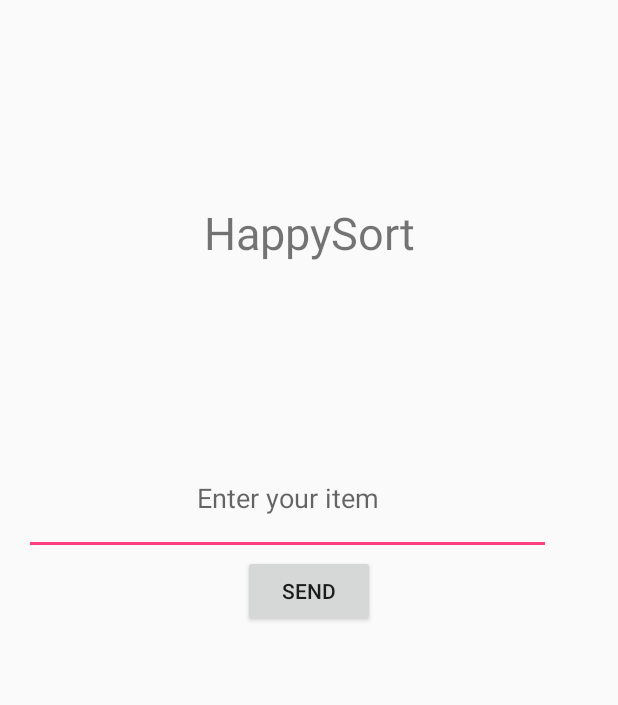
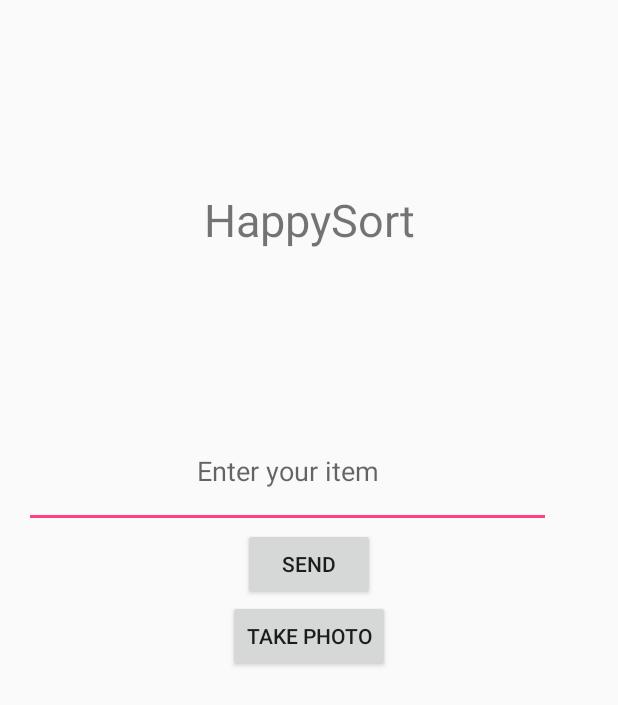
Before and after one commit to julytn/HappySort, an Android app: the screen it shows after launch (MainActivity), on a phone screen of 412 x 824 dp. Shown: the top 705 px of the screen. Run offline under Robolectric (Android 15) with nearby library versions, the phone set to English and light mode, and no system bars; libraries missing offline, so code that uses them is left out: com.firebase.client.

Commit message:
Added photo taking capabilities

```diff
--- a/app/src/main/java/com/example/zoe/happysort/DisplayMessageActivity.java
+++ b/app/src/main/java/com/example/zoe/happysort/DisplayMessageActivity.java
@@ -1,6 +1,7 @@
 package com.example.zoe.happysort;
 
 import android.content.Intent;
+import android.graphics.Bitmap;
 import android.support.v7.app.AppCompatActivity;
 import android.os.Bundle;
 import android.view.ViewGroup;
@@ -15,6 +16,7 @@ public class DisplayMessageActivity extends AppCompatActivity {
 
         Intent intent = getIntent();
         String message = intent.getStringExtra(MainActivity.EXTRA_MESSAGE);
+        Bitmap image = intent.getParcelableExtra(MainActivity.EXTRA_IMAGE);
         TextView textView = new TextView(this);
         textView.setTextSize(18);
         textView.setText(message);
--- /dev/null
+++ b/app/src/main/res/drawable/icon.xml
@@ -0,0 +1,4 @@
+<?xml version="1.0" encoding="utf-8"?>
+<selector xmlns:android="http://schemas.android.com/apk/res/android">
+
+</selector>
--- a/app/src/main/res/layout/activity_main.xml
+++ b/app/src/main/res/layout/activity_main.xml
@@ -34,4 +34,15 @@
         android:onClick="sendMessage"
         android:layout_gravity="center_horizontal" />
 
+    <Button
+        android:text="Take photo"
+        android:id="@+id/btnCapture"
+        android:layout_width="wrap_content"
+        android:layout_height="wrap_content"
+        android:layout_gravity="center_horizontal"
+        android:onClick="sendPhoto"
+        />
+
+
+
 </LinearLayout>
```
Also changed, not shown: app/src/main/AndroidManifest.xml (+9 -2 lines), app/src/main/java/com/example/zoe/happysort/MainActivity.java (+39 -17 lines), app/src/main/java/com/example/zoe/happysort/PhotoIntentActivity.java (added, +25 -0 lines), app/src/main/res/layout/activity_photo_intent.xml (added, +12 -0 lines).
